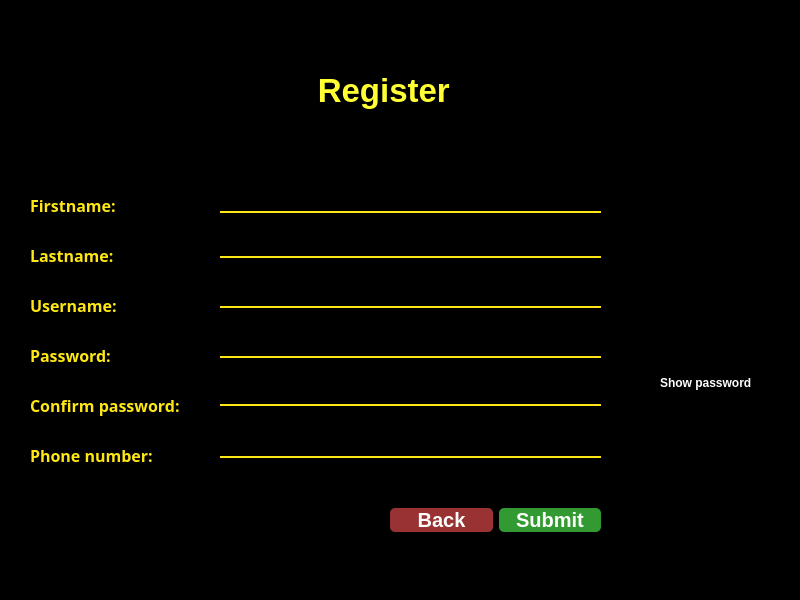
Before: the Qt Designer form untitled/register.ui in MohamadKhavaran/M2-Massenger, drawn with Qt 5.
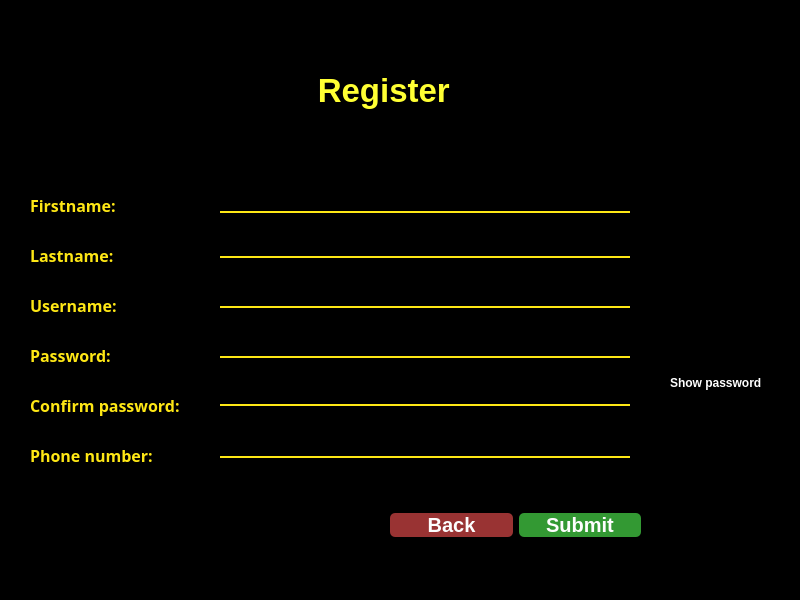
After: the same form once the commit is applied. Icons and pictures are not drawn.

The edit to the form file:
```diff
--- a/untitled/register.ui
+++ b/untitled/register.ui
@@ -191,7 +191,7 @@
      <rect>
       <x>220</x>
       <y>185</y>
-      <width>381</width>
+      <width>410</width>
       <height>28</height>
      </rect>
     </property>
@@ -221,7 +221,7 @@
      <rect>
       <x>220</x>
       <y>230</y>
-      <width>381</width>
+      <width>410</width>
       <height>28</height>
      </rect>
     </property>
@@ -251,7 +251,7 @@
      <rect>
       <x>220</x>
       <y>280</y>
-      <width>381</width>
+      <width>410</width>
       <height>28</height>
      </rect>
     </property>
@@ -281,7 +281,7 @@
      <rect>
       <x>220</x>
       <y>330</y>
-      <width>381</width>
+      <width>410</width>
       <height>28</height>
      </rect>
     </property>
@@ -314,7 +314,7 @@
      <rect>
       <x>220</x>
       <y>378</y>
-      <width>381</width>
+      <width>410</width>
       <height>28</height>
      </rect>
     </property>
@@ -347,7 +347,7 @@
      <rect>
       <x>220</x>
       <y>430</y>
-      <width>381</width>
+      <width>410</width>
       <height>28</height>
      </rect>
     </property>
@@ -391,7 +391,7 @@
    <widget class="QCheckBox" name="checkBox">
     <property name="geometry">
      <rect>
-      <x>630</x>
+      <x>640</x>
       <y>370</y>
       <width>151</width>
       <height>26</height>
@@ -426,8 +426,8 @@
      <rect>
       <x>390</x>
       <y>480</y>
-      <width>211</width>
-      <height>80</height>
+      <width>251</width>
+      <height>91</height>
      </rect>
     </property>
     <layout class="QHBoxLayout" name="horizontalLayout">
```
